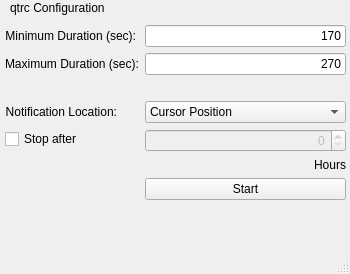
Above: controller_window.ui from KingMew/qtrc before the change. Below: the same form after it.
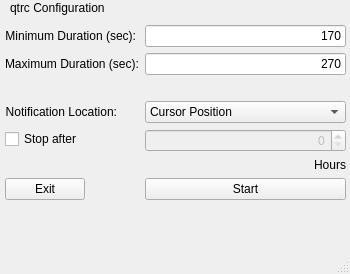
That is the form after the change.

What changed in the file:
```diff
--- a/controller_window.ui
+++ b/controller_window.ui
@@ -187,6 +187,13 @@
        </property>
       </widget>
      </item>
+     <item row="9" column="0">
+      <widget class="QPushButton" name="exitButton">
+       <property name="text">
+        <string>Exit</string>
+       </property>
+      </widget>
+     </item>
     </layout>
    </widget>
    <widget class="QLabel" name="label">
```
Left out of the diff: 2 changed lines with no effect on the pictures.
